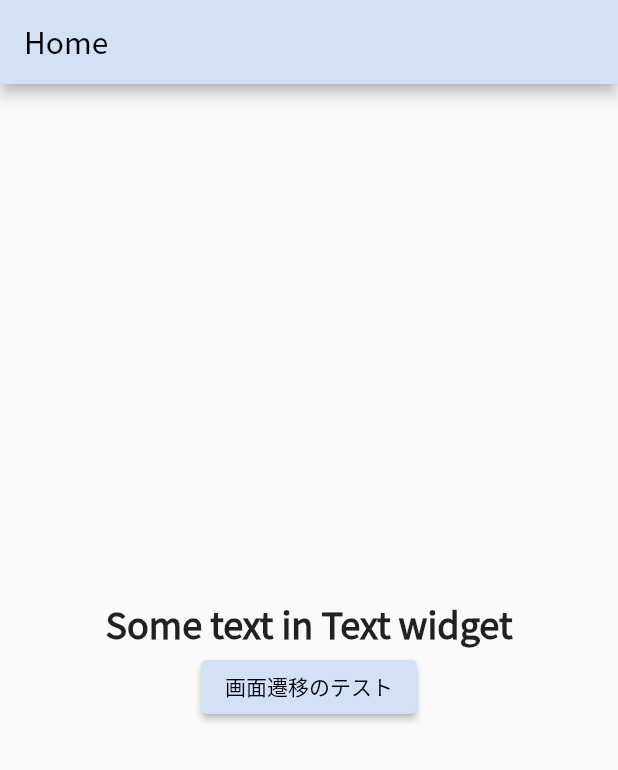
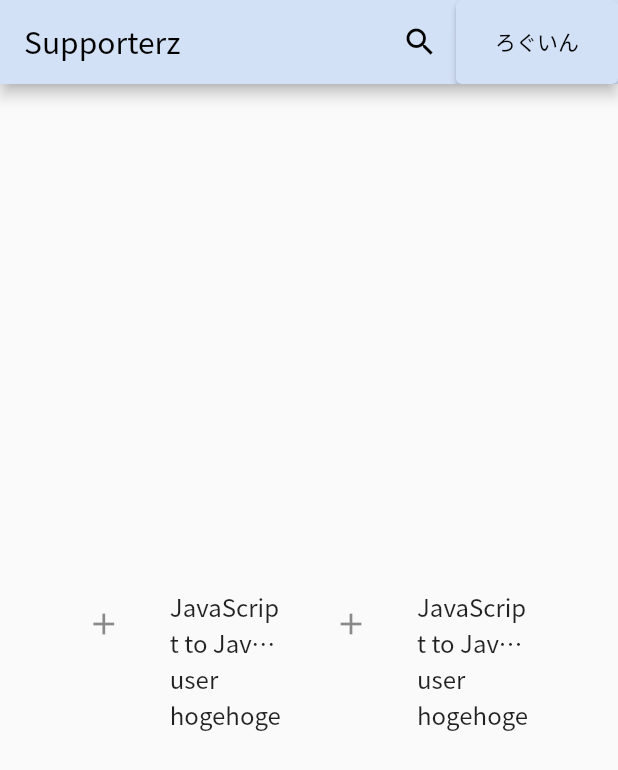
Before and after one commit to Hiroki1112/hackathon_supporterz, a Flutter app: the screen it shows after launch, on a phone screen of 412 x 824 dp. Shown: the top 770 px of the screen. Run offline on Flutter 3.47's test engine with Material 2 defaults, Android fonts, the phone set to English and light mode, and no system bars; our stand-ins replace url_strategy.

Commit message:
HomeScreen
リストでbodyの表示

```diff
--- a/lib/routes.dart
+++ b/lib/routes.dart
@@ -1,5 +1,3 @@
-import 'dart:js';
-
 import 'package:flutter/material.dart';
 import 'package:hackathon_supporterz/screens/home/home_screen.dart';
 
--- a/lib/screens/home/home_screen.dart
+++ b/lib/screens/home/home_screen.dart
@@ -1,6 +1,7 @@
 import 'package:flutter/material.dart';
 import 'package:hackathon_supporterz/screens/my_page/mypage_screen.dart';
 import 'package:hackathon_supporterz/util/config.dart';
+import 'package:hackathon_supporterz/widgets/appbar/my_appbar.dart';
 
 class HomeScreen extends StatelessWidget {
   static const routeName = '/';
@@ -11,26 +12,28 @@ class HomeScreen extends StatelessWidget {
   @override
   Widget build(BuildContext context) {
     return Scaffold(
-      appBar: AppBar(
-        title: const Text('Home'),
-      ),
+      appBar: myAppBar(),
       body: Center(
         child: Column(
           mainAxisAlignment: MainAxisAlignment.center,
           children: <Widget>[
-            const Text(
-              'Some text in Text widget',
-              style: Config.h1,
-            ),
-            ElevatedButton(
-              onPressed: () {
-                Navigator.pushNamed(
-                  context,
-                  MyPageScreen.routeName,
-                  arguments: MyPageScreenArgs('テキスト送信テスト'),
-                );
-              },
-              child: const Text('画面遷移のテスト'),
+            Row(
+              mainAxisSize: MainAxisSize.min,
+              mainAxisAlignment: MainAxisAlignment.center,
+              children: [
+                PostTile(
+                  simplePost: SimplePost(
+                    "JavaScript to Java tte niteruyone",
+                    "user hogehoge",
+                  ),
+                ),
+                PostTile(
+                  simplePost: SimplePost(
+                    "JavaScript to Java tte niteruyone",
+                    "user hogehoge",
+                  ),
+                ),
+              ],
             ),
           ],
         ),
@@ -38,3 +41,37 @@ class HomeScreen extends StatelessWidget {
     );
   }
 }
+
+class PostTile extends StatelessWidget {
+  const PostTile({
+    Key? key,
+    required this.simplePost,
+  }) : super(key: key);
+  final SimplePost simplePost;
+
+  @override
+  Widget build(BuildContext context) {
+    return Container(
+      width: Config.deviceWidth(context) * 0.4,
+      child: ListTile(
+        leading: Icon(Icons.add),
+        title: Column(
+          children: [
+            Text(
+              simplePost.title,
+              maxLines: 2,
+              overflow: TextOverflow.ellipsis,
+            ),
+            Text(simplePost.userName)
+          ],
+        ),
+      ),
+    );
+  }
+}
+
+class SimplePost {
+  final String title, userName;
+
+  SimplePost(this.title, this.userName);
+}
--- /dev/null
+++ b/lib/widgets/appbar/my_appbar.dart
@@ -0,0 +1,20 @@
+import 'package:flutter/material.dart';
+
+AppBar myAppBar() {
+  return AppBar(
+    title: const Text('Supporterz'),
+    actions: [
+      IconButton(
+        onPressed: () {},
+        icon: const Icon(Icons.search),
+      ),
+      ElevatedButton(
+        onPressed: () {},
+        child: const Padding(
+          padding: EdgeInsets.symmetric(horizontal: 10, vertical: 5),
+          child: Text("ろぐいん"),
+        ),
+      ),
+    ],
+  );
+}
```
